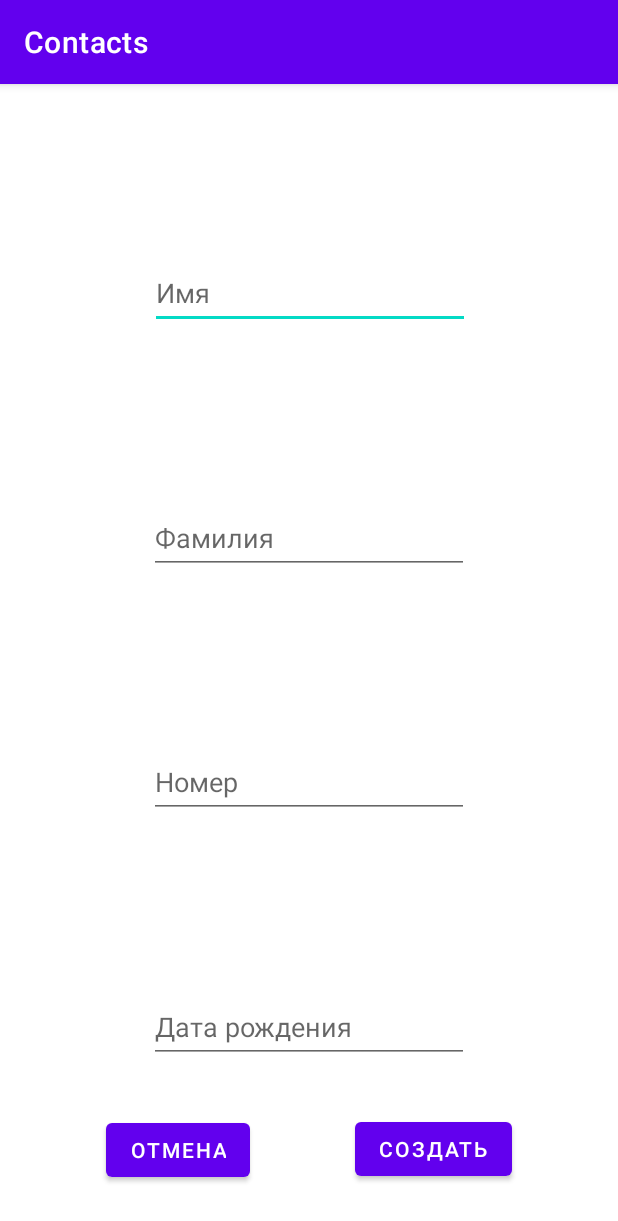
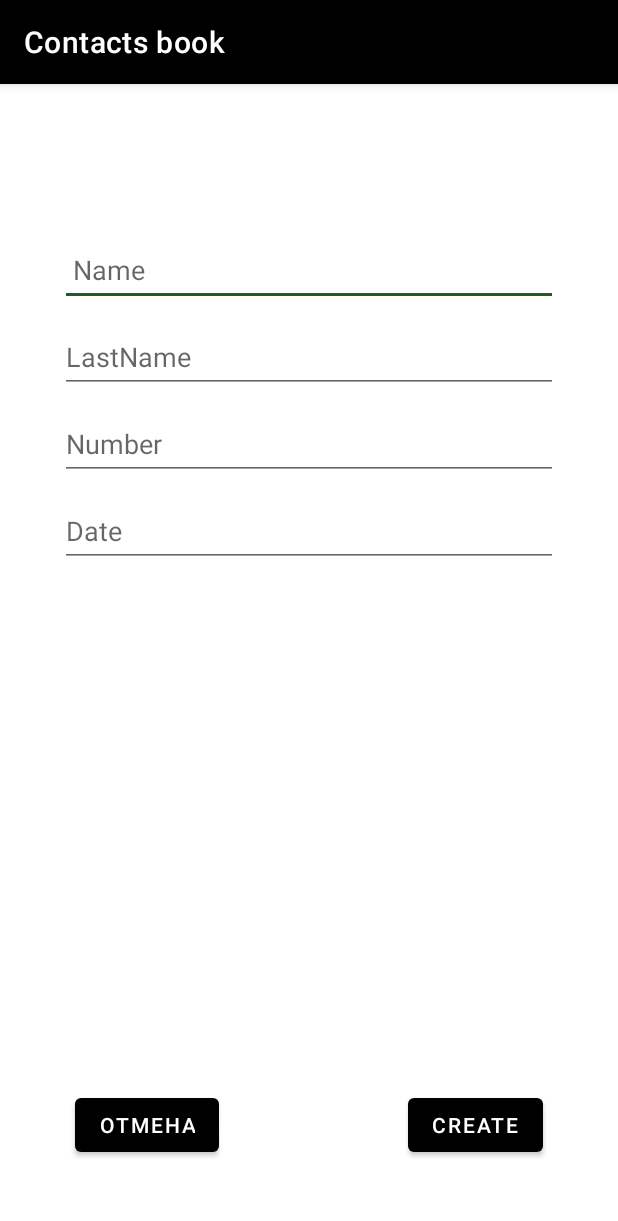
Before and after one commit to Eeewey/Contacts, an Android app: the CreateActivity screen opened directly, with no data from a screen before it, on a phone screen of 412 x 824 dp. Shown: the top 1221 px of the screen. Run offline under Robolectric (Android 15) with nearby library versions, the phone set to English and light mode, and no system bars; our stand-ins replace Room's generated code.

Commit message:
refact + ui

```diff
--- /dev/null
+++ b/app/src/main/java/com/example/contacts/ContDao.kt
@@ -0,0 +1,22 @@
+package com.example.contacts
+
+import androidx.room.*
+
+@Dao
+interface ContDao {
+    @get:Query("SELECT * FROM conts")
+    val all: List<ContEntity>
+
+    @Query("SELECT * FROM conts WHERE id = :id")
+    fun getById(id: Long): ContEntity
+
+    @Insert
+    fun insert(todo: ContEntity): Long
+
+    @Update
+    fun update(todo: ContEntity)
+
+    @Delete
+    fun delete(todo: ContEntity)
+
+}
--- a/app/src/main/java/com/example/contacts/TodoDatabase.kt
+++ b/app/src/main/java/com/example/contacts/ContDb.kt
@@ -6,20 +6,20 @@ import androidx.room.Room
 import androidx.room.RoomDatabase
 
 @Database(
-    entities = [TodoEntity::class],
+    entities = [ContEntity::class],
     version = 1
 )
-abstract class TodoDatabase : RoomDatabase() {
 
-    abstract fun todoDao(): TodoDao
+abstract class ContDb : RoomDatabase() {
+
+    abstract fun todoDao(): ContDao
 
     companion object {
 
         @Volatile
-        private var INSTANCE: TodoDatabase? = null
+        private var INSTANCE: ContDb? = null
 
-        fun getDatabase(context: Context): TodoDatabase {
-
+        fun getDatabase(context: Context): ContDb {
             if (INSTANCE == null) {
                 synchronized(this) {
                     INSTANCE = buildDatabase(context)
@@ -29,11 +29,11 @@ abstract class TodoDatabase : RoomDatabase() {
             return INSTANCE!!
         }
 
-        private fun buildDatabase(context: Context): TodoDatabase {
+        private fun buildDatabase(context: Context): ContDb {
             return Room.databaseBuilder(
                 context.applicationContext,
-                TodoDatabase::class.java,
-                "tododb"
+                ContDb::class.java,
+                "contdb"
             )
                 .allowMainThreadQueries()
                 .build()
--- a/app/src/main/java/com/example/contacts/TodoEntity.kt
+++ b/app/src/main/java/com/example/contacts/ContEntity.kt
@@ -4,8 +4,8 @@ import androidx.room.Entity
 import androidx.room.PrimaryKey
 
 
-@Entity(tableName = "todos")
-class TodoEntity {
+@Entity(tableName = "conts")
+class ContEntity {
     @PrimaryKey(autoGenerate = true)
     var id: Long? = null
     var name: String = ""
--- a/app/src/main/java/com/example/contacts/TodoDao.kt
+++ /dev/null
@@ -1,22 +0,0 @@
-package com.example.contacts
-
-import androidx.room.*
-
-@Dao
-interface TodoDao {
-    @get:Query("SELECT * FROM todos")
-    val all: List<TodoEntity>
-
-    @Query("SELECT * FROM todos WHERE id = :id")
-    fun getById(id: Long): TodoEntity
-
-    @Insert
-    fun insert(todo: TodoEntity): Long
-
-    @Update
-    fun update(todo: TodoEntity)
-
-    @Delete
-    fun delete(todo: TodoEntity)
-
-}
--- a/app/src/main/res/layout/activity_create.xml
+++ b/app/src/main/res/layout/activity_create.xml
@@ -8,84 +8,81 @@
 
     <EditText
         android:id="@+id/InfoName"
-        android:layout_width="wrap_content"
+        android:layout_width="0dp"
         android:layout_height="wrap_content"
+        android:layout_marginStart="40dp"
+        android:layout_marginTop="100dp"
+        android:layout_marginEnd="40dp"
         android:ems="10"
-        android:hint="Имя"
+        android:hint=" Name"
         android:inputType="text"
         android:minHeight="48dp"
-        app:layout_constraintBottom_toTopOf="@+id/EditSurnameCreate"
         app:layout_constraintEnd_toEndOf="parent"
-        app:layout_constraintHorizontal_bias="0.502"
         app:layout_constraintStart_toStartOf="parent"
-        app:layout_constraintTop_toTopOf="parent"
-        app:layout_constraintVertical_bias="0.5" />
+        app:layout_constraintTop_toTopOf="parent" />
 
     <EditText
         android:id="@+id/EditSurnameCreate"
-        android:layout_width="wrap_content"
+        android:layout_width="0dp"
         android:layout_height="wrap_content"
+        android:layout_marginStart="40dp"
+        android:layout_marginTop="10dp"
+        android:layout_marginEnd="40dp"
         android:ems="10"
-        android:hint="Фамилия"
+        android:hint="LastName"
         android:inputType="text"
         android:minHeight="48dp"
-        app:layout_constraintBottom_toTopOf="@+id/InfoNumber"
         app:layout_constraintEnd_toEndOf="parent"
-        app:layout_constraintHorizontal_bias="0.5"
         app:layout_constraintStart_toStartOf="parent"
-        app:layout_constraintTop_toBottomOf="@+id/InfoName"
-        app:layout_constraintVertical_bias="0.5" />
+        app:layout_constraintTop_toBottomOf="@+id/InfoName" />
 
     <EditText
         android:id="@+id/InfoNumber"
-        android:layout_width="wrap_content"
+        android:layout_width="0dp"
         android:layout_height="wrap_content"
+        android:layout_marginStart="40dp"
+        android:layout_marginTop="10dp"
+        android:layout_marginEnd="40dp"
         android:ems="10"
-        android:hint="Номер"
-        android:inputType="text"
+        android:hint="Number"
+        android:inputType="text|phone"
         android:minHeight="48dp"
-        app:layout_constraintBottom_toTopOf="@+id/EditDateBornCreate"
         app:layout_constraintEnd_toEndOf="parent"
-        app:layout_constraintHorizontal_bias="0.5"
         app:layout_constraintStart_toStartOf="parent"
-        app:layout_constraintTop_toBottomOf="@+id/EditSurnameCreate"
-        app:layout_constraintVertical_bias="0.5" />
+        app:layout_constraintTop_toBottomOf="@+id/EditSurnameCreate" />
 
     <EditText
         android:id="@+id/EditDateBornCreate"
-        android:layout_width="wrap_content"
+        android:layout_width="0dp"
         android:layout_height="wrap_content"
+        android:layout_marginStart="40dp"
+        android:layout_marginTop="10dp"
+        android:layout_marginEnd="40dp"
         android:ems="10"
-        android:hint="Дата рождения"
-        android:inputType="text"
+        android:hint="Date"
+        android:inputType="date|text"
         android:minHeight="48dp"
-        app:layout_constraintBottom_toBottomOf="parent"
         app:layout_constraintEnd_toEndOf="parent"
-        app:layout_constraintHorizontal_bias="0.5"
         app:layout_constraintStart_toStartOf="parent"
-        app:layout_constraintTop_toBottomOf="@+id/InfoNumber"
-        app:layout_constraintVertical_bias="0.5" />
+        app:layout_constraintTop_toBottomOf="@+id/InfoNumber" />
 
     <Button
         android:id="@+id/Cancel_create"
         android:layout_width="wrap_content"
         android:layout_height="wrap_content"
+        android:layout_marginStart="50dp"
+        android:layout_marginBottom="50dp"
         android:text="Отмена"
         app:layout_constraintBottom_toBottomOf="parent"
-        app:layout_constraintEnd_toStartOf="@+id/Create_contact"
-        app:layout_constraintStart_toStartOf="parent"
-        app:layout_constraintTop_toBottomOf="@+id/EditDateBornCreate"
-        app:layout_constraintVertical_bias="0.5" />
+        app:layout_constraintStart_toStartOf="parent" />
 
     <Button
         android:id="@+id/Create_contact"
-        android:layout_width="wrap_content"
+        android:layout_width="0dp"
         android:layout_height="wrap_content"
-        android:text="Создать"
+        android:layout_marginEnd="50dp"
+        android:layout_marginBottom="50dp"
+        android:text="Create"
         app:layout_constraintBottom_toBottomOf="parent"
-        app:layout_constraintEnd_toEndOf="parent"
-        app:layout_constraintHorizontal_bias="0.5"
-        app:layout_constraintStart_toEndOf="@+id/Cancel_create"
-        app:layout_constraintTop_toBottomOf="@+id/EditDateBornCreate"
-        app:layout_constraintVertical_bias="0.491" />
+        app:layout_constraintEnd_toEndOf="parent" />
 </androidx.constraintlayout.widget.ConstraintLayout>
--- a/app/src/main/res/values/colors.xml
+++ b/app/src/main/res/values/colors.xml
@@ -7,4 +7,7 @@
     <color name="teal_700">#FF018786</color>
     <color name="black">#FF000000</color>
     <color name="white">#FFFFFFFF</color>
+    <color name="green">#1B5E20</color>
+    <color name="green_dark">#003300</color>
+    <color name="green_light">#A5D6A7</color>
 </resources>
--- a/app/src/main/res/values/strings.xml
+++ b/app/src/main/res/values/strings.xml
@@ -1,3 +1,3 @@
 <resources>
-    <string name="app_name">Contacts</string>
+    <string name="app_name">Contacts book</string>
 </resources>
--- a/app/src/main/res/values/themes.xml
+++ b/app/src/main/res/values/themes.xml
@@ -2,13 +2,13 @@
     <!-- Base application theme. -->
     <style name="Theme.Contacts" parent="Theme.MaterialComponents.DayNight.DarkActionBar">
         <!-- Primary brand color. -->
-        <item name="colorPrimary">@color/purple_500</item>
-        <item name="colorPrimaryVariant">@color/purple_700</item>
+        <item name="colorPrimary">@color/black</item>
+        <item name="colorPrimaryVariant">@color/black</item>
         <item name="colorOnPrimary">@color/white</item>
         <!-- Secondary brand color. -->
-        <item name="colorSecondary">@color/teal_200</item>
-        <item name="colorSecondaryVariant">@color/teal_700</item>
-        <item name="colorOnSecondary">@color/black</item>
+        <item name="colorSecondary">@color/green</item>
+        <item name="colorSecondaryVariant">@color/green_dark</item>
+        <item name="colorOnSecondary">@color/white</item>
         <!-- Status bar color. -->
         <item name="android:statusBarColor" tools:targetApi="l">?attr/colorPrimaryVariant</item>
         <!-- Customize your theme here. -->
```
Also changed, not shown: app/src/main/java/com/example/contacts/ContData.kt (deleted, +0 -9 lines), app/src/main/java/com/example/contacts/CreateActivity.kt (+12 -4 lines), app/src/main/java/com/example/contacts/EditActivity.kt (+8 -12 lines), app/src/main/java/com/example/contacts/InfoContactActivity.kt (+3 -8 lines), app/src/main/java/com/example/contacts/MainActivity.kt (+46 -46 lines), app/src/main/java/com/example/contacts/RecyclerAdapter.kt (+2 -7 lines), app/src/main/res/layout/activity_main.xml (+25 -27 lines), app/src/main/res/layout/edit_activity.xml (+52 -18 lines), app/src/main/res/layout/info_contact.xml (+35 -31 lines), app/src/main/res/layout/viev_list.xml (+6 -10 lines).
